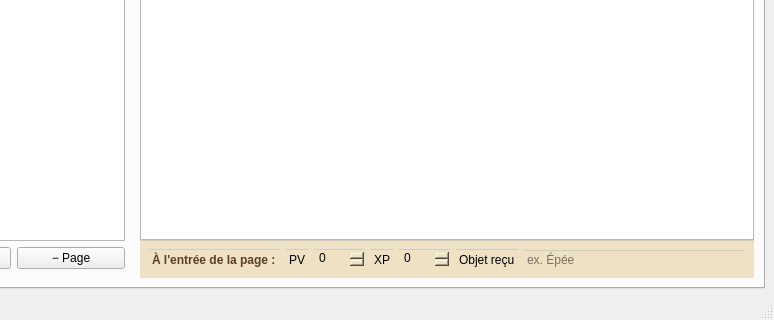
The window that mainwindow.ui (yann-madry/livre-dont-vous-etes-le-heros) describes before a commit, drawn with Qt 5; both pictures show x 126 to 900 and y 320 to 640 of the 900 by 640 pixel window.
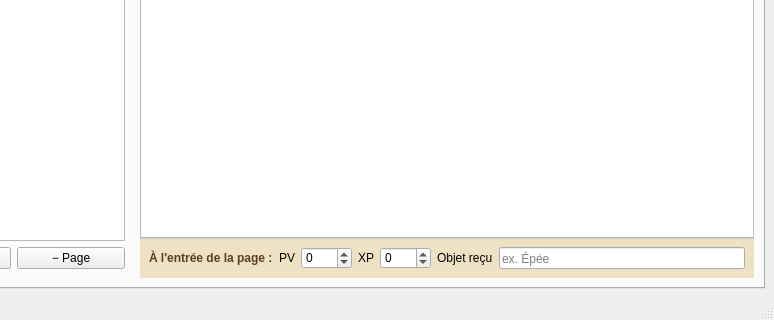
The same window after the commit. Icons and pictures are not drawn.

What changed in the file:
```diff
--- a/mainwindow.ui
+++ b/mainwindow.ui
@@ -102,7 +102,7 @@
            <item>
             <widget class="QWidget" name="barreEffets" native="true">
              <property name="styleSheet">
-              <string notr="true">background:#efe2c4; border-top:1px solid #ccc;</string>
+          <string notr="true">QWidget#barreEffets { background:#efe2c4; border-top:1px solid #ccc; }</string>
              </property>
              <layout class="QHBoxLayout" name="layoutEffets">
               <item>
```
Left out of the diff: 64 changed lines with no effect on the pictures. Lines whose indentation alone changed are shown as unchanged.
